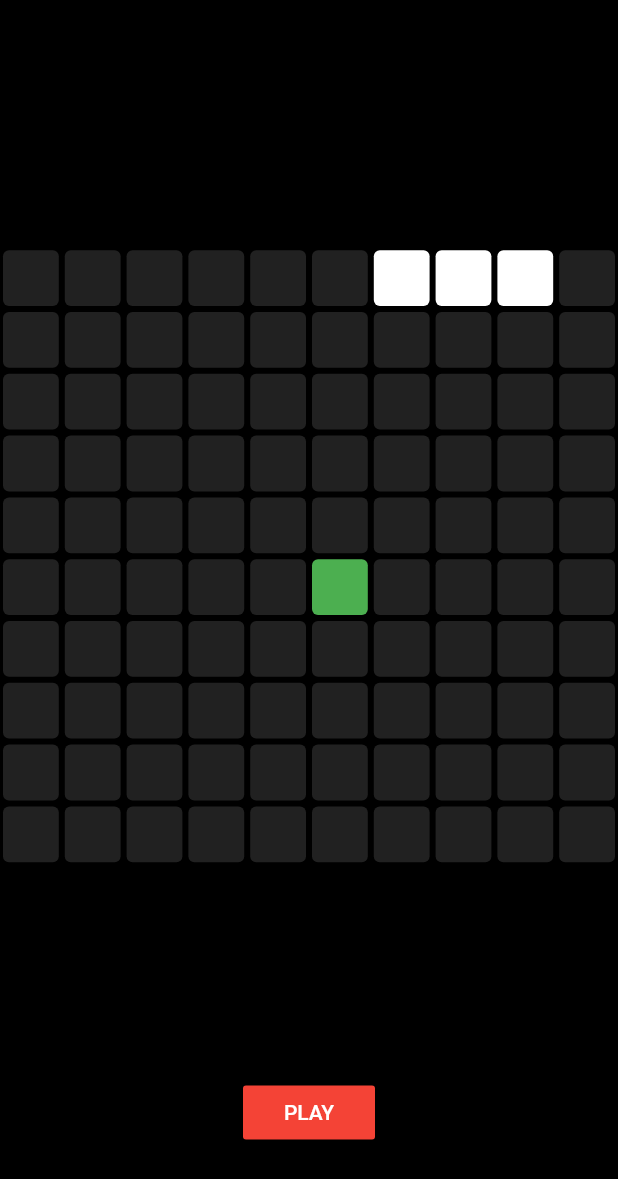
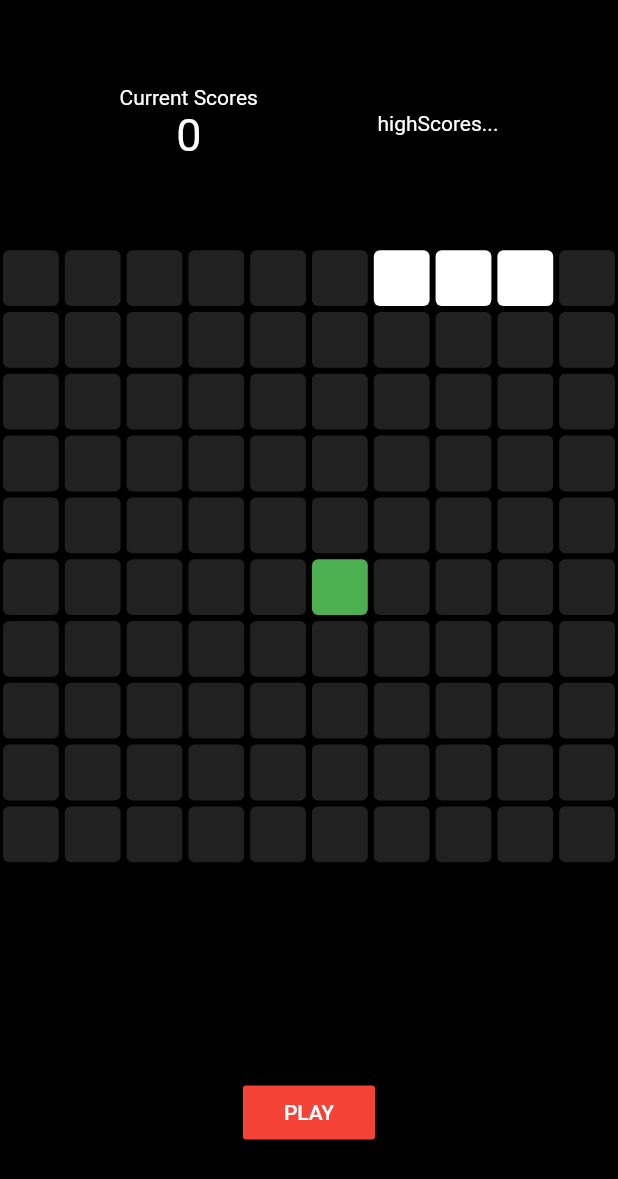
Before and after one commit to hello-favour/snake-game-firebase-hosting, a Flutter app: the screen it shows after launch, after a tap on "PLAY", on a phone screen of 412 x 824 dp. Shown: the top 1179 px of the screen. Run offline on Flutter 3.47's test engine with Material 2 defaults, Android fonts, the phone set to English and light mode, and no system bars.

Commit message:
the snake can now die when it contain same index

```diff
--- a/lib/home_page.dart
+++ b/lib/home_page.dart
@@ -1,4 +1,5 @@
 import 'dart:async';
+import 'dart:math';
 
 import 'package:flutter/material.dart';
 import 'package:flutter_snakegame_firebase_hosting/blank_pixel.dart';
@@ -22,6 +23,7 @@ class HomePage extends StatefulWidget {
 class _HomePageState extends State<HomePage> {
   int rowSize = 10;
   int totalNumberOfSquare = 100;
+  int currentScore = 0;
 
   List<int> snakePos = [
     0,
@@ -31,13 +33,37 @@ class _HomePageState extends State<HomePage> {
   int foodPos = 55;
 
   void startGame() {
-    Timer.periodic(Duration(milliseconds: 200), (timer) {
-      setState(() {
-        // snakePos.add(snakePos.last + 1);
-        // snakePos.removeAt(0);
-        moveSnake();
-      });
-    });
+    Timer.periodic(
+      Duration(milliseconds: 200),
+      (timer) {
+        setState(
+          () {
+            // snakePos.add(snakePos.last + 1);
+            // snakePos.removeAt(0);
+            moveSnake();
+            if (gameOver()) {
+              timer.cancel();
+              showDialog(
+                context: context,
+                builder: (contex) {
+                  return AlertDialog(
+                    title: const Text("Game Over"),
+                    content: Text("your score is: ${currentScore.toString()}"),
+                  );
+                },
+              );
+            }
+          },
+        );
+      },
+    );
+  }
+
+  void eatFood() {
+    currentScore++;
+    while (snakePos.contains(foodPos)) {
+      foodPos = Random().nextInt(totalNumberOfSquare);
+    }
   }
 
   void moveSnake() {
@@ -49,7 +75,6 @@ class _HomePageState extends State<HomePage> {
           } else {
             snakePos.add(snakePos.last + 1);
           }
-          snakePos.removeAt(0);
         }
         break;
       case snak_Direction.left:
@@ -59,7 +84,6 @@ class _HomePageState extends State<HomePage> {
           } else {
             snakePos.add(snakePos.last - 1);
           }
-          snakePos.removeAt(0);
         }
         break;
       case snak_Direction.up:
@@ -69,7 +93,6 @@ class _HomePageState extends State<HomePage> {
           } else {
             snakePos.add(snakePos.last - rowSize);
           }
-          snakePos.removeAt(0);
         }
         break;
       case snak_Direction.down:
@@ -79,14 +102,28 @@ class _HomePageState extends State<HomePage> {
           } else {
             snakePos.add(snakePos.last + rowSize);
           }
-          snakePos.removeAt(0);
         }
         break;
       default:
     }
+    if (snakePos.last == foodPos) {
+      eatFood();
+    } else {
+      snakePos.removeAt(0);
+    }
   }
 
   var currentDirection = snak_Direction.right;
+
+  bool gameOver() {
+    List<int> snakeBody = snakePos.sublist(0, snakePos.length - 1);
+    if (snakeBody.contains(snakePos.last)) {
+      return true;
+    } else {
+      return false;
+    }
+  }
+
   @override
   Widget build(BuildContext context) {
     return Scaffold(
@@ -94,7 +131,22 @@ class _HomePageState extends State<HomePage> {
       body: Column(
         children: [
           Expanded(
-            child: Container(),
+            child: Row(
+              mainAxisAlignment: MainAxisAlignment.spaceEvenly,
+              children: [
+                Column(
+                  mainAxisAlignment: MainAxisAlignment.center,
+                  children: [
+                    const Text("Current Scores"),
+                    Text(
+                      currentScore.toString(),
+                      style: const TextStyle(fontSize: 30),
+                    ),
+                  ],
+                ),
+                const Text("highScores...")
+              ],
+            ),
           ),
           Expanded(
             flex: 3,
```
